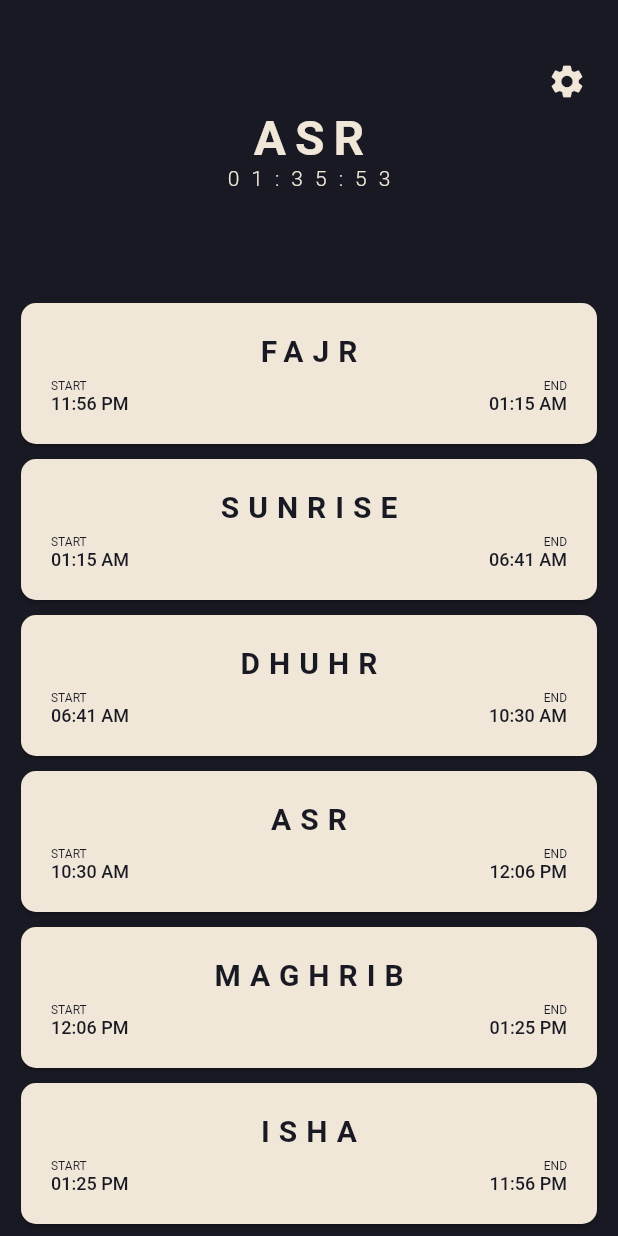
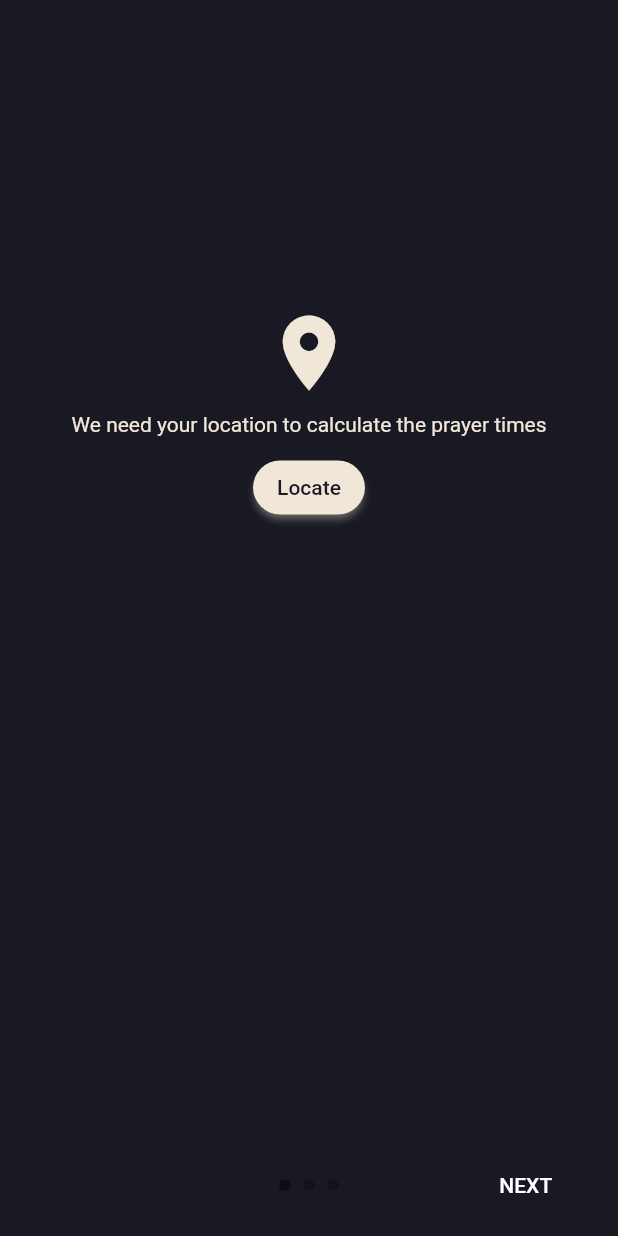
Before and after one commit to taukeet/taukeet, a Flutter app: the screen it shows after launch, on a phone screen of 412 x 824 dp. Run offline on Flutter 3.47's test engine with Material 2 defaults, Android fonts, the phone set to English and light mode, and no system bars; drawn by our look-alikes of intro_slider; our stand-ins replace adhan, bloc, equatable, flutter_bloc.

Commit message:
Added Intro Sliders

```diff
--- /dev/null
+++ b/lib/intro.dart
@@ -0,0 +1,159 @@
+import 'package:flutter/material.dart';
+import 'package:intro_slider/intro_slider.dart';
+import 'package:intro_slider/slide_object.dart';
+
+class Intro extends StatelessWidget {
+  const Intro({Key? key}) : super(key: key);
+
+  @override
+  Widget build(BuildContext context) {
+    return Container(
+      child: IntroSlider(
+        showSkipBtn: false,
+        slides: [
+          Slide(
+            widgetDescription: Center(
+              child: Column(
+                crossAxisAlignment: CrossAxisAlignment.center,
+                children: [
+                  const Icon(
+                    Icons.location_on,
+                    color: Color(0xffF0E7D8),
+                    size: 60,
+                  ),
+                  const SizedBox(
+                    height: 10,
+                  ),
+                  const Text(
+                    "We need your location to calculate the prayer times",
+                    textAlign: TextAlign.center,
+                    style: TextStyle(
+                      color: Color(0xffF0E7D8),
+                      fontSize: 14,
+                    ),
+                  ),
+                  const SizedBox(
+                    height: 10,
+                  ),
+                  ElevatedButton(
+                    onPressed: () => {},
+                    style: ElevatedButton.styleFrom(
+                      primary: const Color(0xffF0E7D8),
+                      shadowColor: const Color(0xffF0E7D8),
+                      shape: RoundedRectangleBorder(
+                        borderRadius: BorderRadius.circular(20),
+                      ),
+                    ),
+                    child: const Text(
+                      "Locate",
+                      style: TextStyle(
+                        color: Color(0xff191923),
+                      ),
+                    ),
+                  )
+                ],
+              ),
+            ),
+            backgroundColor: const Color(0xff191923),
+          ),
+          Slide(
+            widgetDescription: Center(
+              child: Column(
+                crossAxisAlignment: CrossAxisAlignment.center,
+                children: [
+                  const Icon(
+                    Icons.lock_clock,
+                    color: Color(0xffF0E7D8),
+                    size: 60,
+                  ),
+                  const SizedBox(
+                    height: 10,
+                  ),
+                  const Text(
+                    "Please select the madhab, Asr time depends on it",
+                    textAlign: TextAlign.center,
+                    style: TextStyle(
+                      color: Color(0xffF0E7D8),
+                      fontSize: 14,
+                    ),
+                  ),
+                  const SizedBox(
+                    height: 10,
+                  ),
+                  DropdownButton(
+                    hint: const Text("Select Madhab"),
+                    dropdownColor: const Color(0xff191923),
+                    style: const TextStyle(
+                      color: Color(0xffF0E7D8),
+                    ),
+                    value: "hanfi",
+                    items: const [
+                      DropdownMenuItem(
+                        child: Text("Hanfi"),
+                        value: "hanfi",
+                      ),
+                      DropdownMenuItem(
+                        child: Text("Others"),
+                        value: "others",
+                      ),
+                    ],
+                    onChanged: (value) {},
+                  ),
+                ],
+              ),
+            ),
+            backgroundColor: const Color(0xff191923),
+          ),
+          Slide(
+            widgetDescription: Center(
+              child: Column(
+                crossAxisAlignment: CrossAxisAlignment.center,
+                children: [
+                  const Icon(
+                    Icons.calculate,
+                    color: Color(0xffF0E7D8),
+                    size: 60,
+                  ),
+                  const SizedBox(
+                    height: 10,
+                  ),
+                  const Text(
+                    "Please select the calulation method",
+                    textAlign: TextAlign.center,
+                    style: TextStyle(
+                      color: Color(0xffF0E7D8),
+                      fontSize: 14,
+                    ),
+                  ),
+                  const SizedBox(
+                    height: 10,
+                  ),
+                  DropdownButton(
+                    hint: const Text("Select Calculation Method"),
+                    dropdownColor: const Color(0xff191923),
+                    style: const TextStyle(
+                      color: Color(0xffF0E7D8),
+                    ),
+                    value: "hanfi",
+                    items: const [
+                      DropdownMenuItem(
+                        child: Text("Hanfi"),
+                        value: "hanfi",
+                      ),
+                      DropdownMenuItem(
+                        child: Text("Others"),
+                        value: "others",
+                      ),
+                    ],
+                    onChanged: (value) {},
+                  ),
+                ],
+              ),
+            ),
+            backgroundColor: const Color(0xff191923),
+          ),
+        ],
+      ),
+    );
+  }
+}
--- a/lib/main.dart
+++ b/lib/main.dart
@@ -4,6 +4,7 @@ import 'package:flutter_bloc/flutter_bloc.dart';
 import 'package:intl/intl.dart';
 import 'package:taukeet/bloc/timer_bloc.dart';
 import 'package:taukeet/cubit/prayer_cubit.dart';
+import 'package:taukeet/intro.dart';
 import 'package:taukeet/services/prayer_service.dart';
 import 'package:taukeet/ticker.dart';
 
@@ -21,7 +22,7 @@ class MyApp extends StatelessWidget {
       theme: ThemeData(
         visualDensity: VisualDensity.adaptivePlatformDensity,
       ),
-      home: Home(),
+      home: const Intro(),
     );
   }
 }
```
